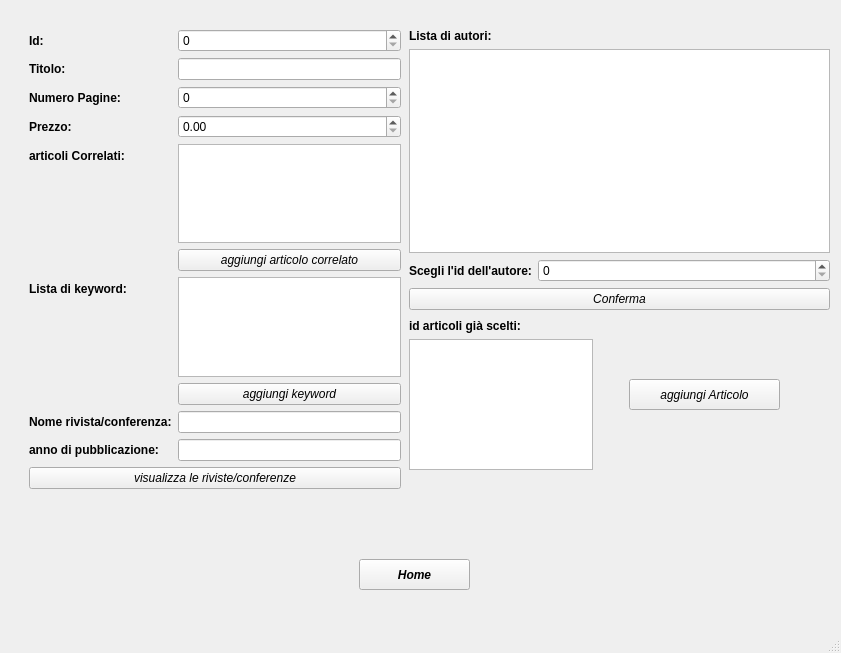
Old version of the form Progetto/mainwindow.ui in the repository Giacoia/ProgettoPO.
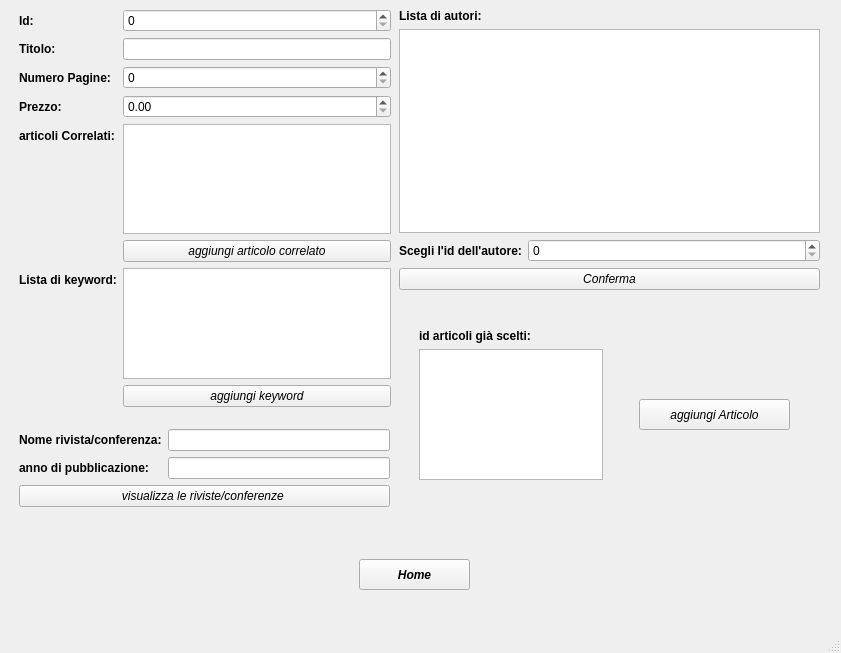
New version of the form. The open tabs and pages were chosen to show the change.

```diff
--- a/Progetto/mainwindow.ui
+++ b/Progetto/mainwindow.ui
@@ -779,10 +779,10 @@
        <widget class="QWidget" name="layoutWidget">
         <property name="geometry">
          <rect>
-          <x>20</x>
-          <y>20</y>
+          <x>10</x>
+          <y>0</y>
           <width>372</width>
-          <height>460</height>
+          <height>398</height>
          </rect>
         </property>
         <layout class="QFormLayout" name="formLayout_3">
@@ -832,7 +832,11 @@
           </widget>
          </item>
          <item row="3" column="1">
-          <widget class="QSpinBox" name="numPagineBox"/>
+          <widget class="QSpinBox" name="numPagineBox">
+           <property name="maximum">
+            <number>999</number>
+           </property>
+          </widget>
          </item>
          <item row="6" column="0">
           <widget class="QLabel" name="prezzo">
@@ -910,57 +914,13 @@
            </property>
           </widget>
          </item>
-         <item row="13" column="0">
-          <widget class="QLabel" name="label_2">
-           <property name="font">
-            <font>
-             <weight>75</weight>
-             <bold>true</bold>
-            </font>
-           </property>
-           <property name="text">
-            <string>Nome rivista/conferenza:</string>
-           </property>
-          </widget>
-         </item>
-         <item row="13" column="1">
-          <widget class="QLineEdit" name="pubblicatoPerText"/>
-         </item>
-         <item row="14" column="0">
-          <widget class="QLabel" name="label_3">
-           <property name="font">
-            <font>
-             <weight>75</weight>
-             <bold>true</bold>
-            </font>
-           </property>
-           <property name="text">
-            <string>anno di pubblicazione:</string>
-           </property>
-          </widget>
-         </item>
-         <item row="14" column="1">
-          <widget class="QLineEdit" name="dataPubblicazioneText"/>
-         </item>
-         <item row="15" column="0" colspan="2">
-          <widget class="QPushButton" name="rivConfDisponibili">
-           <property name="font">
-            <font>
-             <italic>true</italic>
-            </font>
-           </property>
-           <property name="text">
-            <string>visualizza le riviste/conferenze</string>
-           </property>
-          </widget>
-         </item>
         </layout>
        </widget>
        <widget class="QPushButton" name="aggiungiArticolo">
         <property name="geometry">
          <rect>
-          <x>620</x>
-          <y>370</y>
+          <x>630</x>
+          <y>390</y>
           <width>151</width>
           <height>31</height>
          </rect>
@@ -977,8 +937,8 @@
        <widget class="QWidget" name="layoutWidget">
         <property name="geometry">
          <rect>
-          <x>400</x>
-          <y>20</y>
+          <x>390</x>
+          <y>0</y>
           <width>421</width>
           <height>281</height>
          </rect>
@@ -1014,7 +974,11 @@
           </widget>
          </item>
          <item row="2" column="1">
-          <widget class="QSpinBox" name="autoreArticolo"/>
+          <widget class="QSpinBox" name="autoreArticolo">
+           <property name="maximum">
+            <number>9999</number>
+           </property>
+          </widget>
          </item>
          <item row="3" column="0" colspan="2">
           <widget class="QPushButton" name="selezionaAutori">
@@ -1033,8 +997,8 @@
        <widget class="QWidget" name="layoutWidget">
         <property name="geometry">
          <rect>
-          <x>400</x>
-          <y>310</y>
+          <x>410</x>
+          <y>320</y>
           <width>184</width>
           <height>151</height>
          </rect>
@@ -1058,6 +1022,62 @@
          </item>
         </layout>
        </widget>
+       <widget class="QWidget" name="">
+        <property name="geometry">
+         <rect>
+          <x>10</x>
+          <y>420</y>
+          <width>371</width>
+          <height>89</height>
+         </rect>
+        </property>
+        <layout class="QFormLayout" name="formLayout_14">
+         <item row="0" column="0">
+          <widget class="QLabel" name="label_2">
+           <property name="font">
+            <font>
+             <weight>75</weight>
+             <bold>true</bold>
+            </font>
+           </property>
+           <property name="text">
+            <string>Nome rivista/conferenza:</string>
+           </property>
+          </widget>
+         </item>
+         <item row="0" column="1">
+          <widget class="QLineEdit" name="pubblicatoPerText"/>
+         </item>
+         <item row="1" column="0">
+          <widget class="QLabel" name="label_3">
+           <property name="font">
+            <font>
+             <weight>75</weight>
+             <bold>true</bold>
+            </font>
+           </property>
+           <property name="text">
+            <string>anno di pubblicazione:</string>
+           </property>
+          </widget>
+         </item>
+         <item row="1" column="1">
+          <widget class="QLineEdit" name="dataPubblicazioneText"/>
+         </item>
+         <item row="2" column="0" colspan="2">
+          <widget class="QPushButton" name="rivConfDisponibili">
+           <property name="font">
+            <font>
+             <italic>true</italic>
+            </font>
+           </property>
+           <property name="text">
+            <string>visualizza le riviste/conferenze </string>
+           </property>
+          </widget>
+         </item>
+        </layout>
+       </widget>
       </widget>
       <widget class="QWidget" name="rivConfDisponibiliPage">
        <widget class="QWidget" name="layoutWidget">
```
Left out of the diff: 70 changed lines with no effect on the pictures.
